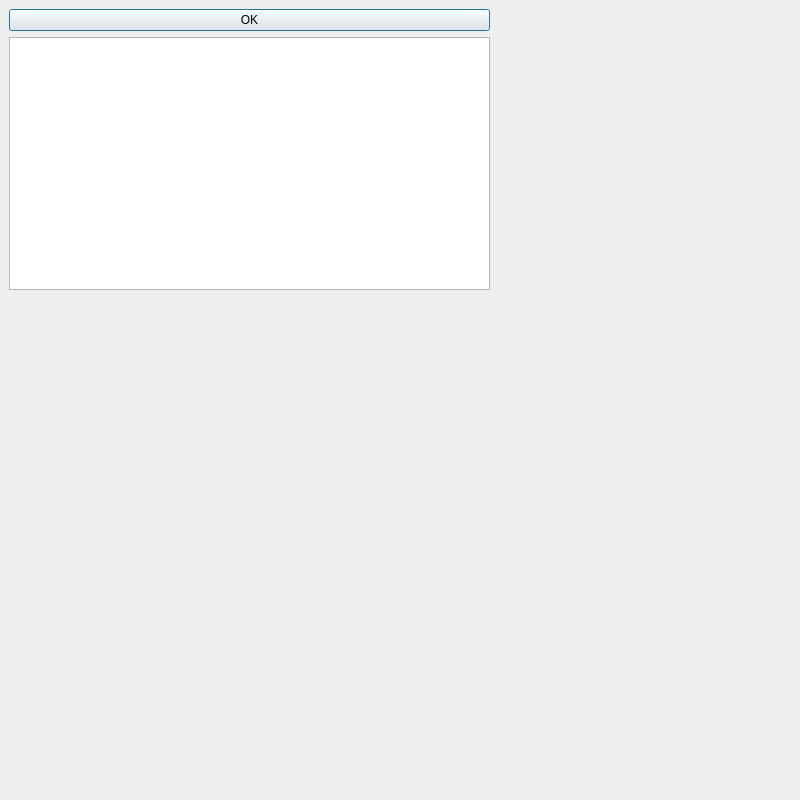
Above: Application/Source/Dialog/Dialog.ui from rlarudgh1997/Application before the change. Below: the same form after it.
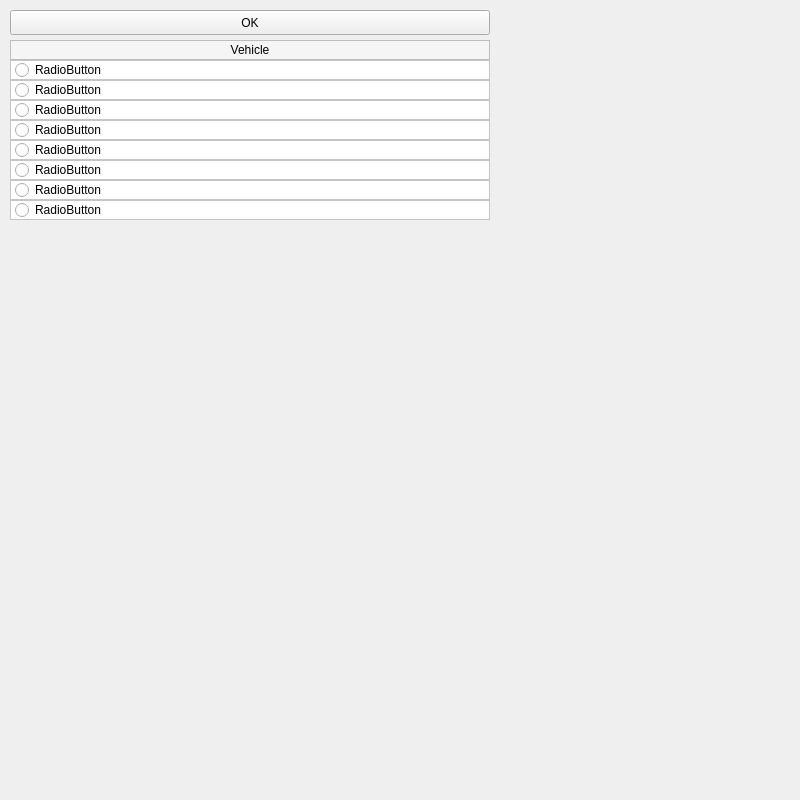
That is the form after the change. The open tabs and pages were chosen to show the change.

Patch:
```diff
--- a/Application/Source/Dialog/Dialog.ui
+++ b/Application/Source/Dialog/Dialog.ui
@@ -68,7 +68,429 @@
      </widget>
     </widget>
    </widget>
-   <widget class="QWidget" name="ModuleInfo"/>
+   <widget class="QWidget" name="AppModeRadio">
+    <widget class="QWidget" name="AppModeRadioWidget" native="true">
+     <property name="geometry">
+      <rect>
+       <x>0</x>
+       <y>0</y>
+       <width>500</width>
+       <height>230</height>
+      </rect>
+     </property>
+     <widget class="QPushButton" name="AppModeRadioOK">
+      <property name="geometry">
+       <rect>
+        <x>10</x>
+        <y>10</y>
+        <width>480</width>
+        <height>25</height>
+       </rect>
+      </property>
+      <property name="text">
+       <string>OK</string>
+      </property>
+     </widget>
+     <widget class="QFrame" name="AppModeRadioFrame">
+      <property name="geometry">
+       <rect>
+        <x>10</x>
+        <y>40</y>
+        <width>480</width>
+        <height>180</height>
+       </rect>
+      </property>
+      <property name="styleSheet">
+       <string notr="true">background-color: rgb(255, 255, 255);</string>
+      </property>
+      <property name="frameShape">
+       <enum>QFrame::StyledPanel</enum>
+      </property>
+      <property name="frameShadow">
+       <enum>QFrame::Raised</enum>
+      </property>
+      <widget class="QFrame" name="FrameList1">
+       <property name="geometry">
+        <rect>
+         <x>0</x>
+         <y>20</y>
+         <width>480</width>
+         <height>20</height>
+        </rect>
+       </property>
+       <property name="frameShape">
+        <enum>QFrame::StyledPanel</enum>
+       </property>
+       <property name="frameShadow">
+        <enum>QFrame::Raised</enum>
+       </property>
+       <widget class="QRadioButton" name="AppModeRadioButton1">
+        <property name="geometry">
+         <rect>
+          <x>5</x>
+          <y>1</y>
+          <width>440</width>
+          <height>18</height>
+         </rect>
+        </property>
+        <property name="text">
+         <string>RadioButton</string>
+        </property>
+       </widget>
+      </widget>
+      <widget class="QFrame" name="FrameList2">
+       <property name="geometry">
+        <rect>
+         <x>0</x>
+         <y>40</y>
+         <width>480</width>
+         <height>20</height>
+        </rect>
+       </property>
+       <property name="frameShape">
+        <enum>QFrame::StyledPanel</enum>
+       </property>
+       <property name="frameShadow">
+        <enum>QFrame::Raised</enum>
+       </property>
+       <widget class="QRadioButton" name="AppModeRadioButton2">
+        <property name="geometry">
+         <rect>
+          <x>5</x>
+          <y>1</y>
+          <width>440</width>
+          <height>18</height>
+         </rect>
+        </property>
+        <property name="text">
+         <string>RadioButton</string>
+        </property>
+       </widget>
+      </widget>
+      <widget class="QFrame" name="FrameList3">
+       <property name="geometry">
+        <rect>
+         <x>0</x>
+         <y>60</y>
+         <width>480</width>
+         <height>20</height>
+        </rect>
+       </property>
+       <property name="frameShape">
+        <enum>QFrame::StyledPanel</enum>
+       </property>
+       <property name="frameShadow">
+        <enum>QFrame::Raised</enum>
+       </property>
+       <widget class="QRadioButton" name="AppModeRadioButton3">
+        <property name="geometry">
+         <rect>
+          <x>5</x>
+          <y>1</y>
+          <width>440</width>
+          <height>18</height>
+         </rect>
+        </property>
+        <property name="text">
+         <string>RadioButton</string>
+        </property>
+       </widget>
+      </widget>
+      <widget class="QFrame" name="FrameList4">
+       <property name="geometry">
+        <rect>
+         <x>0</x>
+         <y>80</y>
+         <width>480</width>
+         <height>20</height>
+        </rect>
+       </property>
+       <property name="frameShape">
+        <enum>QFrame::StyledPanel</enum>
+       </property>
+       <property name="frameShadow">
+        <enum>QFrame::Raised</enum>
+       </property>
+       <widget class="QRadioButton" name="AppModeRadioButton4">
+        <property name="geometry">
+         <rect>
+          <x>5</x>
+          <y>1</y>
+          <width>440</width>
+          <height>18</height>
+         </rect>
+        </property>
+        <property name="text">
+         <string>RadioButton</string>
+        </property>
+       </widget>
+      </widget>
+      <widget class="QFrame" name="FrameTitle">
+       <property name="geometry">
+        <rect>
+         <x>0</x>
+         <y>0</y>
+         <width>480</width>
+         <height>20</height>
+        </rect>
+       </property>
+       <property name="styleSheet">
+        <string notr="true">background-color: rgb(245, 245, 245);</string>
+       </property>
+       <property name="frameShape">
+        <enum>QFrame::StyledPanel</enum>
+       </property>
+       <property name="frameShadow">
+        <enum>QFrame::Raised</enum>
+       </property>
+       <widget class="QLabel" name="AppModeRadioTitle">
+        <property name="enabled">
+         <bool>true</bool>
+        </property>
+        <property name="geometry">
+         <rect>
+          <x>1</x>
+          <y>1</y>
+          <width>478</width>
+          <height>18</height>
+         </rect>
+        </property>
+        <property name="font">
+         <font>
+          <pointsize>9</pointsize>
+         </font>
+        </property>
+        <property name="styleSheet">
+         <string notr="true"/>
+        </property>
+        <property name="text">
+         <string>Vehicle</string>
+        </property>
+        <property name="alignment">
+         <set>Qt::AlignCenter</set>
+        </property>
+       </widget>
+      </widget>
+      <widget class="QFrame" name="FrameList5">
+       <property name="geometry">
+        <rect>
+         <x>0</x>
+         <y>100</y>
+         <width>480</width>
+         <height>20</height>
+        </rect>
+       </property>
+       <property name="frameShape">
+        <enum>QFrame::StyledPanel</enum>
+       </property>
+       <property name="frameShadow">
+        <enum>QFrame::Raised</enum>
+       </property>
+       <widget class="QRadioButton" name="AppModeRadioButton5">
+        <property name="geometry">
+         <rect>
+          <x>5</x>
+          <y>1</y>
+          <width>440</width>
+          <height>18</height>
+         </rect>
+        </property>
+        <property name="text">
+         <string>RadioButton</string>
+        </property>
+       </widget>
+      </widget>
+      <widget class="QFrame" name="FrameList6">
+       <property name="geometry">
+        <rect>
+         <x>0</x>
+         <y>120</y>
+         <width>480</width>
+         <height>20</height>
+        </rect>
+       </property>
+       <property name="frameShape">
+        <enum>QFrame::StyledPanel</enum>
+       </property>
+       <property name="frameShadow">
+        <enum>QFrame::Raised</enum>
+       </property>
+       <widget class="QRadioButton" name="AppModeRadioButton6">
+        <property name="geometry">
+         <rect>
+          <x>5</x>
+          <y>1</y>
+          <width>440</width>
+          <height>18</height>
+         </rect>
+        </property>
+        <property name="text">
+         <string>RadioButton</string>
+        </property>
+       </widget>
+      </widget>
+      <widget class="QFrame" name="FrameList7">
+       <property name="geometry">
+        <rect>
+         <x>0</x>
+         <y>140</y>
+         <width>480</width>
+         <height>20</height>
+        </rect>
+       </property>
+       <property name="frameShape">
+        <enum>QFrame::StyledPanel</enum>
+       </property>
+       <property name="frameShadow">
+        <enum>QFrame::Raised</enum>
+       </property>
+       <widget class="QRadioButton" name="AppModeRadioButton7">
+        <property name="geometry">
+         <rect>
+          <x>5</x>
+          <y>1</y>
+          <width>440</width>
+          <height>18</height>
+         </rect>
+        </property>
+        <property name="text">
+         <string>RadioButton</string>
+        </property>
+       </widget>
+      </widget>
+      <widget class="QFrame" name="FrameList8">
+       <property name="geometry">
+        <rect>
+         <x>0</x>
+         <y>160</y>
+         <width>480</width>
+         <height>20</height>
+        </rect>
+       </property>
+       <property name="frameShape">
+        <enum>QFrame::StyledPanel</enum>
+       </property>
+       <property name="frameShadow">
+        <enum>QFrame::Raised</enum>
+       </property>
+       <widget class="QRadioButton" name="AppModeRadioButton8">
+        <property name="geometry">
+         <rect>
+          <x>5</x>
+          <y>1</y>
+          <width>440</width>
+          <height>18</height>
+         </rect>
+        </property>
+        <property name="text">
+         <string>RadioButton</string>
+        </property>
+       </widget>
+      </widget>
+     </widget>
+    </widget>
+   </widget>
+   <widget class="QWidget" name="ModuleInfo">
+    <widget class="QWidget" name="a1" native="true">
+     <property name="geometry">
+      <rect>
+       <x>0</x>
+       <y>0</y>
+       <width>500</width>
+       <height>230</height>
+      </rect>
+     </property>
+     <widget class="QPushButton" name="a2">
+      <property name="geometry">
+       <rect>
+        <x>10</x>
+        <y>10</y>
+        <width>480</width>
+        <height>25</height>
+       </rect>
+      </property>
+      <property name="text">
+       <string>OK</string>
+      </property>
+     </widget>
+     <widget class="QLabel" name="a3">
+      <property name="enabled">
+       <bool>true</bool>
+      </property>
+      <property name="geometry">
+       <rect>
+        <x>10</x>
+        <y>40</y>
+        <width>480</width>
+        <height>30</height>
+       </rect>
+      </property>
+      <property name="font">
+       <font>
+        <pointsize>12</pointsize>
+       </font>
+      </property>
+      <property name="text">
+       <string>Vehicle</string>
+      </property>
+      <property name="alignment">
+       <set>Qt::AlignCenter</set>
+      </property>
+     </widget>
+     <widget class="QWidget" name="verticalLayoutWidget_2">
+      <property name="geometry">
+       <rect>
+        <x>10</x>
+        <y>70</y>
+        <width>481</width>
+        <height>150</height>
+       </rect>
+      </property>
+      <layout class="QVBoxLayout" name="AppModeRadioVLayout">
+       <property name="leftMargin">
+        <number>10</number>
+       </property>
+       <property name="topMargin">
+        <number>10</number>
+       </property>
+       <property name="rightMargin">
+        <number>10</number>
+       </property>
+       <property name="bottomMargin">
+        <number>10</number>
+       </property>
+       <item>
+        <widget class="QRadioButton" name="Button2">
+         <property name="text">
+          <string>RadioButton</string>
+         </property>
+        </widget>
+       </item>
+       <item>
+        <widget class="QRadioButton" name="Button3">
+         <property name="text">
+          <string>RadioButton</string>
+         </property>
+        </widget>
+       </item>
+       <item>
+        <widget class="QRadioButton" name="Button4">
+         <property name="text">
+          <string>RadioButton</string>
+         </property>
+        </widget>
+       </item>
+       <item>
+        <widget class="QRadioButton" name="Button1">
+         <property name="text">
+          <string>RadioButton</string>
+         </property>
+        </widget>
+       </item>
+      </layout>
+     </widget>
+    </widget>
+   </widget>
   </widget>
  </widget>
  <resources/>
```
Left out of the diff: 2 changed lines with no effect on the pictures.
